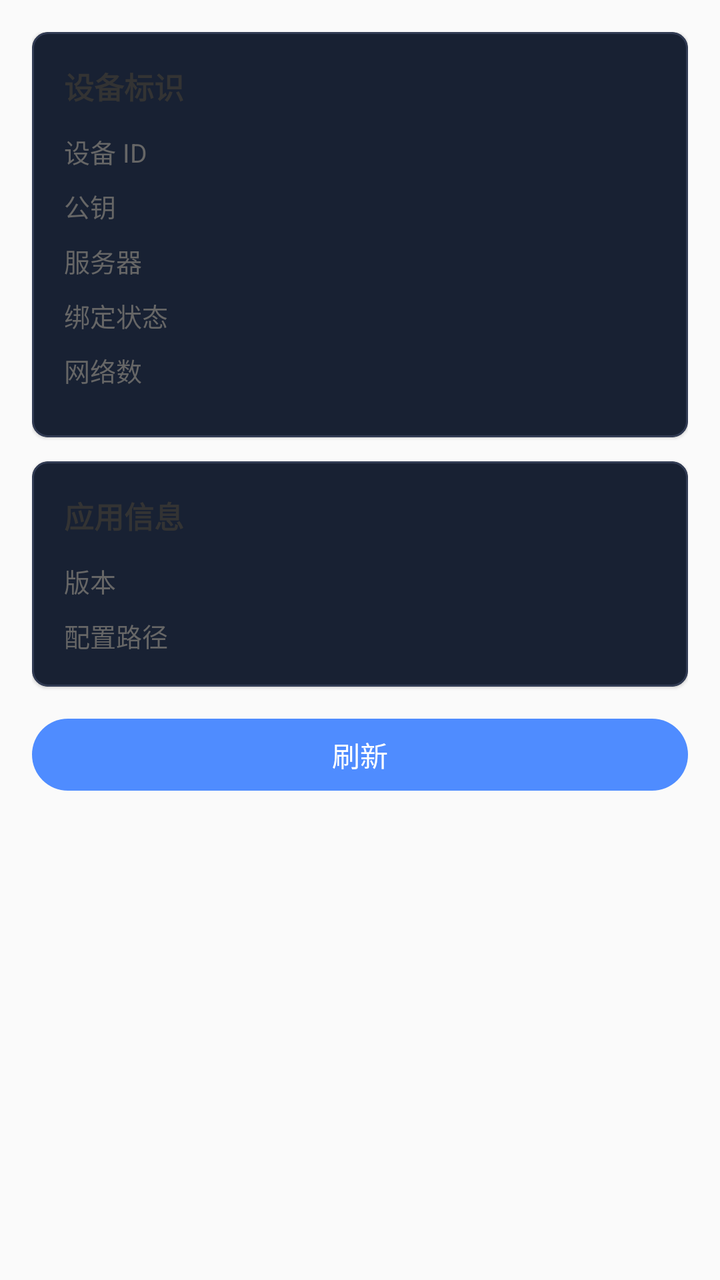
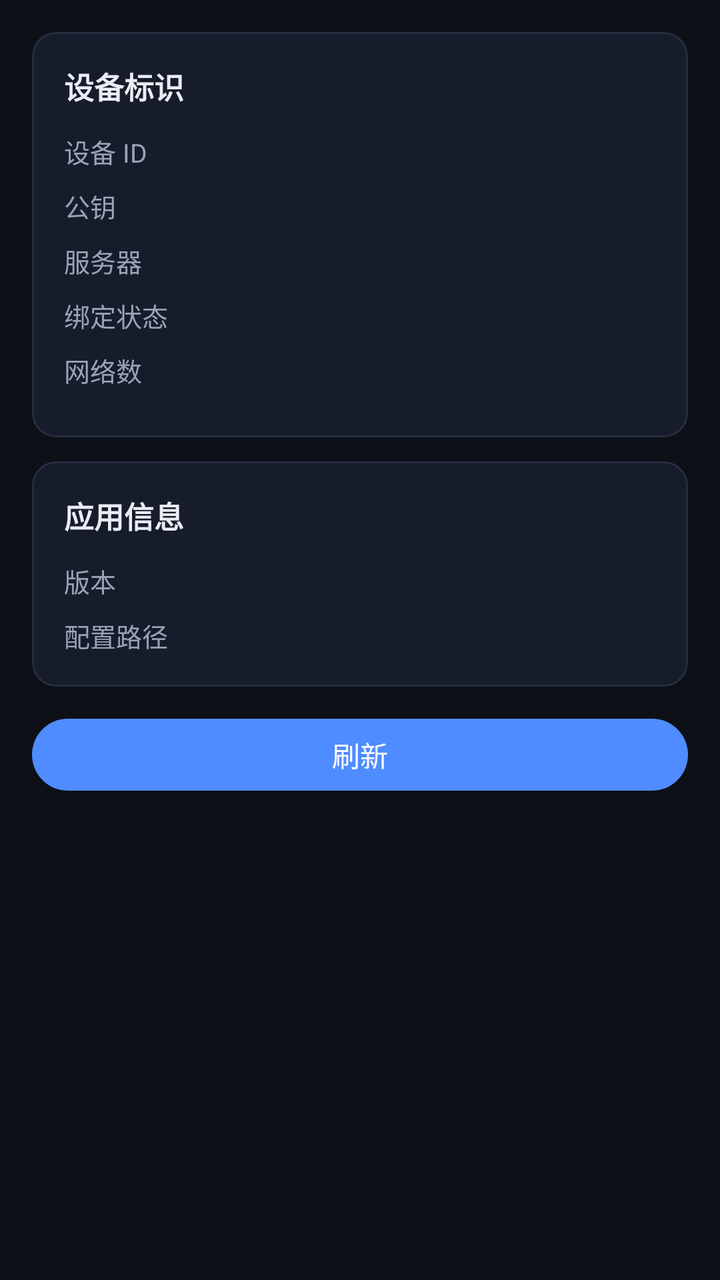

Before-and-after screenshots of an Android layout around one commit, followed by the original layout XML and the change that was made.
<!-- AndroidManifest.xml: application theme Theme.Snet -->
<!-- res/layout/activity_device.xml -->
<?xml version="1.0" encoding="utf-8"?>
<ScrollView xmlns:android="http://schemas.android.com/apk/res/android"
    xmlns:app="http://schemas.android.com/apk/res-auto"
    android:layout_width="match_parent"
    android:layout_height="match_parent"
    android:background="#FAFAFA">

    <LinearLayout
        android:layout_width="match_parent"
        android:layout_height="wrap_content"
        android:orientation="vertical"
        android:padding="16dp">

        <com.google.android.material.card.MaterialCardView
            android:layout_width="match_parent"
            android:layout_height="wrap_content"
            android:layout_marginBottom="12dp"
            app:cardElevation="1dp"
            app:cardCornerRadius="8dp">

            <LinearLayout
                android:layout_width="match_parent"
                android:layout_height="wrap_content"
                android:orientation="vertical"
                android:padding="16dp">

                <TextView
                    android:layout_width="wrap_content"
                    android:layout_height="wrap_content"
                    android:text="设备标识"
                    android:textSize="15sp"
                    android:textStyle="bold"
                    android:textColor="#333333"
                    android:layout_marginBottom="12dp"/>

                <LinearLayout
                    android:layout_width="match_parent"
                    android:layout_height="wrap_content"
                    android:orientation="horizontal"
                    android:layout_marginBottom="8dp">

                    <TextView
                        android:layout_width="80dp"
                        android:layout_height="wrap_content"
                        android:text="设备 ID"
                        android:textSize="13sp"
                        android:textColor="#666666"/>

                    <TextView
                        android:id="@+id/deviceID"
                        android:layout_width="0dp"
                        android:layout_height="wrap_content"
                        android:layout_weight="1"
                        android:textSize="13sp"
                        android:fontFamily="monospace"
                        android:textColor="#333333"/>
                </LinearLayout>

                <LinearLayout
                    android:layout_width="match_parent"
                    android:layout_height="wrap_content"
                    android:orientation="horizontal"
                    android:layout_marginBottom="8dp">

                    <TextView
                        android:layout_width="80dp"
                        android:layout_height="wrap_content"
                        android:text="公钥"
                        android:textSize="13sp"
                        android:textColor="#666666"/>

                    <TextView
                        android:id="@+id/devicePublicKey"
                        android:layout_width="0dp"
                        android:layout_height="wrap_content"
                        android:layout_weight="1"
                        android:textSize="13sp"
                        android:fontFamily="monospace"
                        android:textColor="#333333"/>
                </LinearLayout>

                <LinearLayout
                    android:layout_width="match_parent"
                    android:layout_height="wrap_content"
                    android:orientation="horizontal"
                    android:layout_marginBottom="8dp">

                    <TextView
                        android:layout_width="80dp"
                        android:layout_height="wrap_content"
                        android:text="服务器"
                        android:textSize="13sp"
                        android:textColor="#666666"/>

                    <TextView
                        android:id="@+id/deviceServer"
                        android:layout_width="0dp"
                        android:layout_height="wrap_content"
                        android:layout_weight="1"
                        android:textSize="13sp"
                        android:textColor="#333333"/>
                </LinearLayout>

                <LinearLayout
                    android:layout_width="match_parent"
                    android:layout_height="wrap_content"
                    android:orientation="horizontal"
                    android:layout_marginBottom="8dp">

                    <TextView
                        android:layout_width="80dp"
                        android:layout_height="wrap_content"
                        android:text="绑定状态"
                        android:textSize="13sp"
                        android:textColor="#666666"/>

                    <TextView
                        android:id="@+id/deviceBoundStatus"
                        android:layout_width="0dp"
                        android:layout_height="wrap_content"
                        android:layout_weight="1"
                        android:textSize="13sp"
                        android:textColor="#333333"/>
                </LinearLayout>

                <LinearLayout
                    android:layout_width="match_parent"
                    android:layout_height="wrap_content"
                    android:orientation="horizontal"
                    android:layout_marginBottom="8dp">

                    <TextView
                        android:layout_width="80dp"
                        android:layout_height="wrap_content"
                        android:text="网络数"
                        android:textSize="13sp"
                        android:textColor="#666666"/>

                    <TextView
                        android:id="@+id/deviceNetworkCount"
                        android:layout_width="0dp"
                        android:layout_height="wrap_content"
                        android:layout_weight="1"
                        android:textSize="13sp"
                        android:textColor="#333333"/>
                </LinearLayout>
            </LinearLayout>
        </com.google.android.material.card.MaterialCardView>

        <com.google.android.material.card.MaterialCardView
            android:layout_width="match_parent"
            android:layout_height="wrap_content"
            android:layout_marginBottom="12dp"
            app:cardElevation="1dp"
            app:cardCornerRadius="8dp">

            <LinearLayout
                android:layout_width="match_parent"
                android:layout_height="wrap_content"
                android:orientation="vertical"
                android:padding="16dp">

                <TextView
                    android:layout_width="wrap_content"
                    android:layout_height="wrap_content"
                    android:text="应用信息"
                    android:textSize="15sp"
                    android:textStyle="bold"
                    android:textColor="#333333"
                    android:layout_marginBottom="12dp"/>

                <LinearLayout
                    android:layout_width="match_parent"
                    android:layout_height="wrap_content"
                    android:orientation="horizontal"
                    android:layout_marginBottom="8dp">

                    <TextView
                        android:layout_width="80dp"
                        android:layout_height="wrap_content"
                        android:text="版本"
                        android:textSize="13sp"
                        android:textColor="#666666"/>

                    <TextView
                        android:id="@+id/deviceVersion"
                        android:layout_width="0dp"
                        android:layout_height="wrap_content"
                        android:layout_weight="1"
                        android:textSize="13sp"
                        android:textColor="#333333"/>
                </LinearLayout>

                <LinearLayout
                    android:layout_width="match_parent"
                    android:layout_height="wrap_content"
                    android:orientation="horizontal">

                    <TextView
                        android:layout_width="80dp"
                        android:layout_height="wrap_content"
                        android:text="配置路径"
                        android:textSize="13sp"
                        android:textColor="#666666"/>

                    <TextView
                        android:id="@+id/deviceConfigPath"
                        android:layout_width="0dp"
                        android:layout_height="wrap_content"
                        android:layout_weight="1"
                        android:textSize="13sp"
                        android:fontFamily="monospace"
                        android:textColor="#333333"/>
                </LinearLayout>
            </LinearLayout>
        </com.google.android.material.card.MaterialCardView>

        <Button
            android:id="@+id/deviceRefresh"
            android:layout_width="match_parent"
            android:layout_height="44dp"
            android:text="刷新"
            android:textSize="14sp"/>

    </LinearLayout>
</ScrollView>
<!-- resources referenced by this layout -->
<resources>
  <style name="Theme.Snet" parent="Theme.Material3.Dark.NoActionBar">
          <item name="colorPrimary">@color/md_theme_dark_primary</item>
          <item name="colorOnPrimary">@color/md_theme_dark_onPrimary</item>
          <item name="colorPrimaryContainer">@color/md_theme_dark_primaryContainer</item>
          <item name="colorOnPrimaryContainer">@color/md_theme_dark_onPrimaryContainer</item>
          <item name="colorSecondary">@color/md_theme_dark_secondary</item>
          <item name="colorOnSecondary">@color/md_theme_dark_onSecondary</item>
          <item name="colorSecondaryContainer">@color/md_theme_dark_secondaryContainer</item>
          <item name="colorOnSecondaryContainer">@color/md_theme_dark_onSecondaryContainer</item>
          <item name="colorSurface">@color/md_theme_dark_surface</item>
          <item name="colorOnSurface">@color/md_theme_dark_onSurface</item>
          <item name="colorSurfaceVariant">@color/md_theme_dark_surfaceVariant</item>
          <item name="colorOnSurfaceVariant">@color/md_theme_dark_onSurfaceVariant</item>
          <item name="android:colorBackground">@color/md_theme_dark_background</item>
          <item name="colorOnBackground">@color/md_theme_dark_onBackground</item>
          <item name="colorError">@color/md_theme_dark_error</item>
          <item name="colorOnError">@color/md_theme_dark_onError</item>
          <item name="colorOutline">@color/md_theme_dark_outline</item>
          <item name="colorOutlineVariant">@color/md_theme_dark_outlineVariant</item>
          <item name="android:statusBarColor">@color/snet_bg</item>
          <item name="android:navigationBarColor">@color/snet_bg</item>
          <item name="android:windowBackground">@color/snet_bg</item>
      </style>
  <color name="md_theme_dark_primary">#4f8cff</color>
  <color name="md_theme_dark_onPrimary">#ffffff</color>
  <color name="md_theme_dark_primaryContainer">#234170</color>
  <color name="md_theme_dark_onPrimaryContainer">#e8ecf4</color>
  <color name="md_theme_dark_secondary">#98a2b8</color>
  <color name="md_theme_dark_onSecondary">#0d1017</color>
  <color name="md_theme_dark_secondaryContainer">#1b2334</color>
  <color name="md_theme_dark_onSecondaryContainer">#e8ecf4</color>
  <color name="md_theme_dark_surface">#161c29</color>
  <color name="md_theme_dark_onSurface">#e8ecf4</color>
  <color name="md_theme_dark_surfaceVariant">#1b2334</color>
  <color name="md_theme_dark_onSurfaceVariant">#98a2b8</color>
  <color name="md_theme_dark_background">#0d1017</color>
  <color name="md_theme_dark_onBackground">#e8ecf4</color>
  <color name="md_theme_dark_error">#e05252</color>
  <color name="md_theme_dark_onError">#ffffff</color>
  <color name="md_theme_dark_outline">#252d40</color>
  <color name="md_theme_dark_outlineVariant">#323c54</color>
  <color name="snet_bg">#0d1017</color>
</resources>

<!-- the commit's change to res/layout/activity_device.xml (unified diff, before → after) -->
@@ -3,7 +3,7 @@
     xmlns:app="http://schemas.android.com/apk/res-auto"
     android:layout_width="match_parent"
     android:layout_height="match_parent"
-    android:background="#FAFAFA">
+    android:background="@color/snet_bg">
 
     <LinearLayout
         android:layout_width="match_parent"
@@ -15,8 +15,11 @@
             android:layout_width="match_parent"
             android:layout_height="wrap_content"
             android:layout_marginBottom="12dp"
-            app:cardElevation="1dp"
-            app:cardCornerRadius="8dp">
+            app:cardElevation="0dp"
+            app:cardCornerRadius="@dimen/snet_card_radius"
+            app:strokeColor="@color/snet_border"
+            app:strokeWidth="1dp"
+            app:cardBackgroundColor="@color/snet_card">
 
             <LinearLayout
                 android:layout_width="match_parent"
@@ -30,7 +33,7 @@
                     android:text="设备标识"
                     android:textSize="15sp"
                     android:textStyle="bold"
-                    android:textColor="#333333"
+                    android:textColor="@color/snet_text"
                     android:layout_marginBottom="12dp"/>
 
                 <LinearLayout
@@ -44,7 +47,7 @@
                         android:layout_height="wrap_content"
                         android:text="设备 ID"
                         android:textSize="13sp"
-                        android:textColor="#666666"/>
+                        android:textColor="@color/snet_text_dim"/>
 
                     <TextView
                         android:id="@+id/deviceID"
@@ -53,7 +56,7 @@
                         android:layout_weight="1"
                         android:textSize="13sp"
                         android:fontFamily="monospace"
-                        android:textColor="#333333"/>
+                        android:textColor="@color/snet_text"/>
                 </LinearLayout>
 
                 <LinearLayout
@@ -67,7 +70,7 @@
                         android:layout_height="wrap_content"
                         android:text="公钥"
                         android:textSize="13sp"
-                        android:textColor="#666666"/>
+                        android:textColor="@color/snet_text_dim"/>
 
                     <TextView
                         android:id="@+id/devicePublicKey"
@@ -76,7 +79,7 @@
                         android:layout_weight="1"
                         android:textSize="13sp"
                         android:fontFamily="monospace"
-                        android:textColor="#333333"/>
+                        android:textColor="@color/snet_text"/>
                 </LinearLayout>
 
                 <LinearLayout
@@ -90,7 +93,7 @@
                         android:layout_height="wrap_content"
                         android:text="服务器"
                         android:textSize="13sp"
-                        android:textColor="#666666"/>
+                        android:textColor="@color/snet_text_dim"/>
 
                     <TextView
                         android:id="@+id/deviceServer"
@@ -98,7 +101,7 @@
                         android:layout_height="wrap_content"
                         android:layout_weight="1"
                         android:textSize="13sp"
-                        android:textColor="#333333"/>
+                        android:textColor="@color/snet_text"/>
                 </LinearLayout>
 
                 <LinearLayout
@@ -112,7 +115,7 @@
                         android:layout_height="wrap_content"
                         android:text="绑定状态"
                         android:textSize="13sp"
-                        android:textColor="#666666"/>
+                        android:textColor="@color/snet_text_dim"/>
 
                     <TextView
                         android:id="@+id/deviceBoundStatus"
@@ -120,7 +123,7 @@
                         android:layout_height="wrap_content"
                         android:layout_weight="1"
                         android:textSize="13sp"
-                        android:textColor="#333333"/>
+                        android:textColor="@color/snet_text"/>
                 </LinearLayout>
 
                 <LinearLayout
@@ -134,7 +137,7 @@
                         android:layout_height="wrap_content"
                         android:text="网络数"
                         android:textSize="13sp"
-                        android:textColor="#666666"/>
+                        android:textColor="@color/snet_text_dim"/>
 
                     <TextView
                         android:id="@+id/deviceNetworkCount"
@@ -142,7 +145,7 @@
                         android:layout_height="wrap_content"
                         android:layout_weight="1"
                         android:textSize="13sp"
-                        android:textColor="#333333"/>
+                        android:textColor="@color/snet_text"/>
                 </LinearLayout>
             </LinearLayout>
         </com.google.android.material.card.MaterialCardView>
@@ -151,8 +154,11 @@
             android:layout_width="match_parent"
             android:layout_height="wrap_content"
             android:layout_marginBottom="12dp"
-            app:cardElevation="1dp"
-            app:cardCornerRadius="8dp">
+            app:cardElevation="0dp"
+            app:cardCornerRadius="@dimen/snet_card_radius"
+            app:strokeColor="@color/snet_border"
+            app:strokeWidth="1dp"
+            app:cardBackgroundColor="@color/snet_card">
 
             <LinearLayout
                 android:layout_width="match_parent"
@@ -166,7 +172,7 @@
                     android:text="应用信息"
                     android:textSize="15sp"
                     android:textStyle="bold"
-                    android:textColor="#333333"
+                    android:textColor="@color/snet_text"
                     android:layout_marginBottom="12dp"/>
 
                 <LinearLayout
@@ -180,7 +186,7 @@
                         android:layout_height="wrap_content"
                         android:text="版本"
                         android:textSize="13sp"
-                        android:textColor="#666666"/>
+                        android:textColor="@color/snet_text_dim"/>
 
                     <TextView
                         android:id="@+id/deviceVersion"
@@ -188,7 +194,7 @@
                         android:layout_height="wrap_content"
                         android:layout_weight="1"
                         android:textSize="13sp"
-                        android:textColor="#333333"/>
+                        android:textColor="@color/snet_text"/>
                 </LinearLayout>
 
                 <LinearLayout
@@ -201,7 +207,7 @@
                         android:layout_height="wrap_content"
                         android:text="配置路径"
                         android:textSize="13sp"
-                        android:textColor="#666666"/>
+                        android:textColor="@color/snet_text_dim"/>
 
                     <TextView
                         android:id="@+id/deviceConfigPath"
@@ -210,7 +216,7 @@
                         android:layout_weight="1"
                         android:textSize="13sp"
                         android:fontFamily="monospace"
-                        android:textColor="#333333"/>
+                        android:textColor="@color/snet_text"/>
                 </LinearLayout>
             </LinearLayout>
         </com.google.android.material.card.MaterialCardView>
<!-- resource entries referenced after the edit -->
@@ -42,5 +42,10 @@
   <color name="md_theme_dark_outline">#252d40</color>
   <color name="md_theme_dark_outlineVariant">#323c54</color>
   <color name="snet_bg">#0d1017</color>
+  <color name="snet_border">#252d40</color>
+  <color name="snet_card">#161c29</color>
+  <color name="snet_text">#e8ecf4</color>
+  <color name="snet_text_dim">#98a2b8</color>
+  <dimen name="snet_card_radius">12dp</dimen>
 </resources>
 
